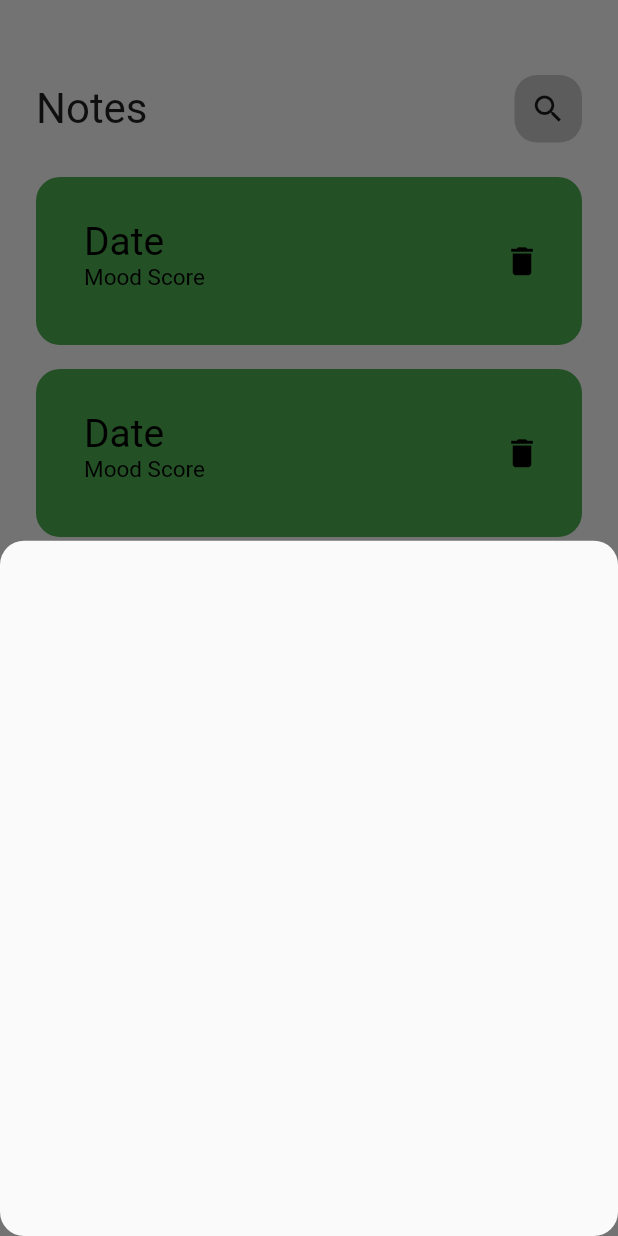
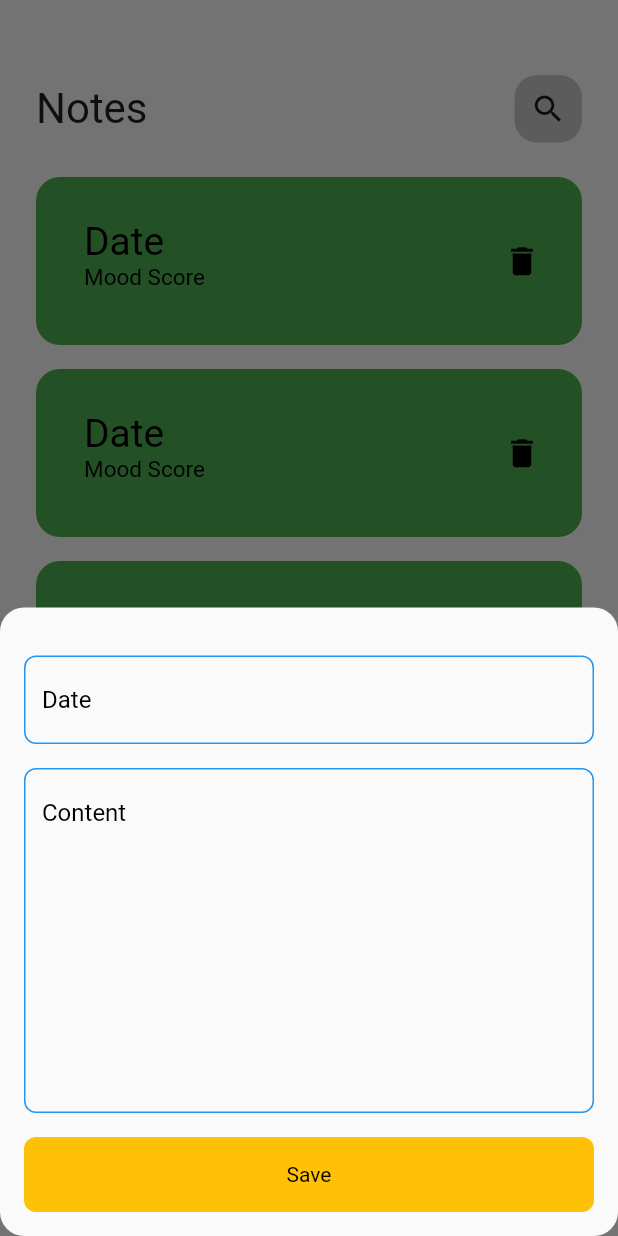
Before and after one commit to bibi2812/MentalHealthApp2, a Flutter app: the screen it shows after launch, after a tap on the "add" icon, on a phone screen of 412 x 824 dp. Run offline on Flutter 3.47's test engine with Material 2 defaults, Android fonts, the light colour scheme and no system bars.

Commit message:
21/03/2023 - edit note view added

```diff
--- a/lib/notesPage/viewNotes.dart
+++ b/lib/notesPage/viewNotes.dart
@@ -17,7 +17,7 @@ class viewNotes extends StatelessWidget {
             context: context,
             builder: (context)
         {
-          return Container();
+          return const addNote();
         });
       },
       child: const Icon(Icons.add),
@@ -33,38 +33,89 @@ class addNote extends StatelessWidget {
   @override
   Widget build(BuildContext context) {
     return Padding(
-      padding: EdgeInsets.symmetric(horizontal: 16),
+      padding: const EdgeInsets.symmetric(horizontal: 16),
+      child: SingleChildScrollView(
       child:Column(
       children: const [
         SizedBox(
           height: 32,
         ),
-        textField(),
+        CustomTextField(
+          hint: "Date",
+        ),
+        SizedBox(
+          height: 16,
+        ),
+        CustomTextField(
+          hint: "Content",
+          maxLines: 10,
+        ),
+        SizedBox(
+          height: 16,
+        ),
+        bottomButton(),
+        SizedBox(
+          height: 16,
+        ),
       ],
     ),
+      ),
     );
   }
 }
 
-class textField extends StatelessWidget {
-  const textField ({Key? key}) : super(key:key);
+// check the below code for CustomTextField (it's correct i think?? doesnt show the text boxes??)
+class CustomTextField extends StatelessWidget {
+  const CustomTextField ({Key? key, required this.hint, this.maxLines = 1}) : super(key: key);
+
+  final String hint;
+  final int maxLines;
 
   @override
   Widget build(BuildContext context) {
     return TextField(
+      maxLines: maxLines,
       decoration: InputDecoration(
+        hintText: (hint),
+        hintStyle: const TextStyle(
+          color: Colors.black,
+        ),
         border: buildBorder(),
-          enabledBorder: buildBorder(),
-          focusedBorder: buildBorder (const Color(0xffa12828))),
-      );
+        enabledBorder: buildBorder(Colors.purple),
+        focusedBorder: buildBorder(Colors.red),
+      ),
+    );
   }
-  OutlineInputBorder buildBorder([color]){
+
+  OutlineInputBorder buildBorder([color]) {
     return OutlineInputBorder(
       borderRadius: BorderRadius.circular(
         8,
       ),
-      borderSide: BorderSide(
-        color: color ?? Colors.blue,
-    ),);
+      borderSide: const BorderSide(
+        color: Colors.blue,
+      ),);
   }
 }
+
+class bottomButton extends StatelessWidget {
+  const bottomButton({Key? key}) : super(key: key);
+
+  @override
+  Widget build (BuildContext context) {
+    return Container(
+      width: MediaQuery.of(context).size.width,
+      height: 50,
+      decoration: BoxDecoration(
+        color: Colors.amber,
+            borderRadius: BorderRadius.circular(8
+      )),
+      child: const Center(
+        child: Text ("Save",
+          style: TextStyle(
+            color: Colors.black
+          ),),
+      ),
+    );
+  }
+}
--- a/lib/notesPage/widgets/viewBody.dart
+++ b/lib/notesPage/widgets/viewBody.dart
@@ -1,4 +1,6 @@
 import 'package:flutter/material.dart';
+
+import '../editNotes.dart';
 
 class appBar extends StatelessWidget {
   const appBar ({super.key});
@@ -17,7 +19,6 @@ class appBar extends StatelessWidget {
     );
   }
 }
-
 
 class searchIcon extends StatelessWidget {
   const searchIcon({super.key});
@@ -63,7 +64,13 @@ class itemNotes extends StatelessWidget {
 
   @override
   Widget build(BuildContext context) {
-    return Container(
+    return GestureDetector(
+      onTap: () {
+        Navigator.push(context, MaterialPageRoute(builder: (context ){
+          return const editNote();
+        }),);
+      },
+      child: Container(
       padding: const EdgeInsets.only(top:20,bottom: 20, left:16),
       decoration: BoxDecoration(
         color: Colors.green,
@@ -93,7 +100,7 @@ class itemNotes extends StatelessWidget {
           ),
         ],
       ),
-    );
+    ),);
   }
 }
 
```
Also changed, not shown: lib/notesPage/editNotes.dart (added, +24 -0 lines).
